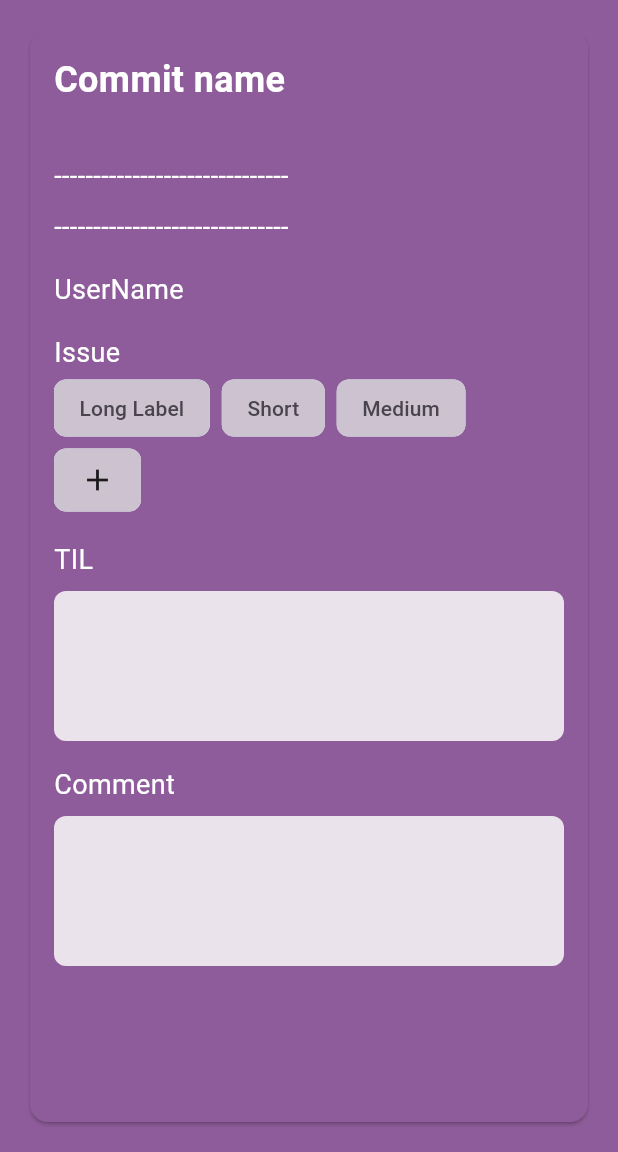
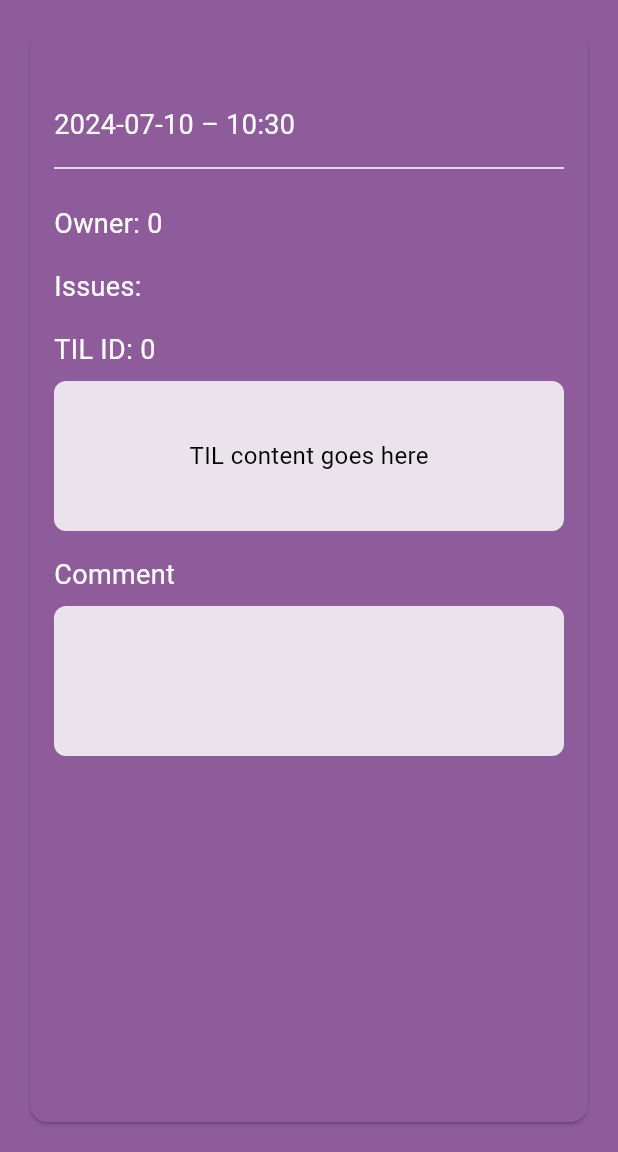
Before and after one commit to madcamp02/front, a Flutter app: the CommitDetailScreen screen opened directly with empty values, on a phone screen of 412 x 824 dp, the part 84-1236 px from its top. Run offline on Flutter 3.47's test engine with Material 3 defaults, Android fonts, the phone set to English and light mode, and no system bars; our stand-ins replace flutter_dotenv, tuple, uni_links.

Commit message:
LLLLLLLLLLLL2

```diff
--- a/lib/models/commit.dart
+++ b/lib/models/commit.dart
@@ -1,8 +1,37 @@
 class Commit {
-  final String name;
-  final String username;
-  final String date;
-  final String issue;
+  final int commitId;
+  final int aiLabeled;
+  final String commitMsg;
+  final DateTime commitDate;
+  final int? tilId;
+  final List<dynamic> issueIdList;
+  final int ownerGithubId;
+  final int repoGithubId;
+  final String commitGithubId;
 
-  Commit({required this.name, required this.username, required this.date, required this.issue});
+  Commit({
+    required this.commitId,
+    required this.aiLabeled,
+    required this.commitMsg,
+    required this.commitDate,
+    this.tilId,
+    required this.issueIdList,
+    required this.ownerGithubId,
+    required this.repoGithubId,
+    required this.commitGithubId,
+  });
+
+  factory Commit.fromJson(Map<String, dynamic> json) {
+    return Commit(
+      commitId: json['commit_id'],
+      aiLabeled: json['ai_labeled'],
+      commitMsg: json['commit_msg'],
+      commitDate: DateTime.parse(json['commit_date']),
+      tilId: json['til_id'],
+      issueIdList: json['issue_id_list'],
+      ownerGithubId: json['owner_github_id'],
+      repoGithubId: json['repo_github_id'],
+      commitGithubId: json['commit_github_id'],
+    );
+  }
 }
--- /dev/null
+++ b/lib/models/til.dart
@@ -0,0 +1,39 @@
+class TIL {
+  final int tilId;
+  final int userId;
+  final String tilContent;
+  final int commitId;
+  final String commitMsg;
+  final DateTime commitDate;
+
+  TIL({
+    required this.tilId,
+    required this.userId,
+    required this.tilContent,
+    required this.commitId,
+    required this.commitMsg,
+    required this.commitDate,
+  });
+
+  factory TIL.fromJson(Map<String, dynamic> json) {
+    return TIL(
+      tilId: json['til_id'],
+      userId: json['user_id'],
+      tilContent: json['til_content'],
+      commitId: json['commit_id'],
+      commitMsg: json['commit_msg'],
+      commitDate: DateTime.parse(json['commit_date']),
+    );
+  }
+
+  Map<String, dynamic> toJson() {
+    return {
+      'til_id': tilId,
+      'user_id': userId,
+      'til_content': tilContent,
+      'commit_id': commitId,
+      'commit_msg': commitMsg,
+      'commit_date': commitDate.toIso8601String(),
+    };
+  }
+}
--- a/lib/screens/commit_detail_screen.dart
+++ b/lib/screens/commit_detail_screen.dart
@@ -1,5 +1,6 @@
 import 'package:flutter/material.dart';
 import '../models/commit.dart';
+import 'package:intl/intl.dart'; // For formatting the date
 
 class CommitDetailScreen extends StatelessWidget {
   final Commit commit;
@@ -41,57 +42,37 @@ class CommitDetailScreen extends StatelessWidget {
               crossAxisAlignment: CrossAxisAlignment.start,
               children: [
                 Text(
-                  'Commit name',
+                  commit.commitMsg,
                   style: TextStyle(color: Colors.white, fontSize: 24, fontWeight: FontWeight.bold),
                 ),
                 Text(
-                  commit.date,
+                  DateFormat('yyyy-MM-dd – kk:mm').format(commit.commitDate),
                   style: TextStyle(color: Colors.white, fontSize: 18),
                 ),
                 SizedBox(height: 8),
+                Divider(color: Colors.white),
+                SizedBox(height: 16),
                 Text(
-                  '------------------------------',
-                  style: TextStyle(color: Colors.white, fontSize: 18),
-                ),
-                SizedBox(height: 8),
-                Text(
-                  '------------------------------',
+                  'Owner: ${commit.ownerGithubId}',
                   style: TextStyle(color: Colors.white, fontSize: 18),
                 ),
                 SizedBox(height: 16),
                 Text(
-                  'UserName',
-                  style: TextStyle(color: Colors.white, fontSize: 18),
-                ),
-                SizedBox(height: 16),
-                Text(
-                  'Issue',
+                  'Issues:',
                   style: TextStyle(color: Colors.white, fontSize: 18),
                 ),
                 Wrap(
                   spacing: 8.0,
-                  children: [
-                    Chip(
-                      label: Text('Long Label'),
+                  children: commit.issueIdList.map((issue) {
+                    return Chip(
+                      label: Text(issue.toString()),
                       backgroundColor: Color(0xFFCDC3D0),
-                    ),
-                    Chip(
-                      label: Text('Short'),
-                      backgroundColor: Color(0xFFCDC3D0),
-                    ),
-                    Chip(
-                      label: Text('Medium'),
-                      backgroundColor: Color(0xFFCDC3D0),
-                    ),
-                    Chip(
-                      label: Icon(Icons.add),
-                      backgroundColor: Color(0xFFCDC3D0),
-                    ),
-                  ],
+                    );
+                  }).toList(),
                 ),
                 SizedBox(height: 16),
                 Text(
-                  'TIL',
+                  'TIL ID: ${commit.tilId ?? 'None'}',
                   style: TextStyle(color: Colors.white, fontSize: 18),
                 ),
                 SizedBox(height: 8),
@@ -101,6 +82,12 @@ class CommitDetailScreen extends StatelessWidget {
                   decoration: BoxDecoration(
                     color: Color(0xFFEBE3EB),
                     borderRadius: BorderRadius.circular(8),
+                  ),
+                  child: Center(
+                    child: Text(
+                      'TIL content goes here', // This should be replaced with actual TIL content if available
+                      style: TextStyle(color: Colors.black, fontSize: 16),
+                    ),
                   ),
                 ),
                 SizedBox(height: 16),
--- a/lib/screens/login_page.dart
+++ b/lib/screens/login_page.dart
@@ -77,6 +77,7 @@ class _LoginPageState extends State<LoginPage> {
               onPressed: () async {
                 // Launch the GitHub authentication URL
                 const url = 'http://34.64.230.8:3000/auth/github';
+                //const url = 'http://localhost:3000/auth/github';
                 launchUrlString(url);
               },
               style: ElevatedButton.styleFrom(
--- a/lib/widgets/commit_card.dart
+++ b/lib/widgets/commit_card.dart
@@ -28,7 +28,7 @@ class CommitCard extends StatelessWidget {
             crossAxisAlignment: CrossAxisAlignment.start,
             children: [
               Text(
-                commit.name,
+                commit.commitMsg,
                 style: TextStyle(color: Colors.white, fontSize: 24, fontWeight: FontWeight.bold),
               ),
               SizedBox(height: 8),
@@ -38,31 +38,31 @@ class CommitCard extends StatelessWidget {
               ),
               SizedBox(height: 16),
               Text(
-                commit.username,
+                'Owner ID: ${commit.ownerGithubId}',
                 style: TextStyle(color: Colors.white, fontSize: 18),
               ),
               Text(
-                commit.date,
+                'Repo ID: ${commit.repoGithubId}',
+                style: TextStyle(color: Colors.white, fontSize: 18),
+              ),
+              Text(
+                'Commit Date: ${commit.commitDate}',
                 style: TextStyle(color: Colors.white, fontSize: 18),
               ),
               SizedBox(height: 16),
               Text(
-                'Issue',
+                'Issue IDs',
                 style: TextStyle(color: Colors.white, fontSize: 18),
               ),
               SizedBox(height: 8),
               Wrap(
                 spacing: 8.0,
-                children: [
-                  Chip(
-                    label: Text(commit.issue),
+                children: commit.issueIdList.map((issue) {
+                  return Chip(
+                    label: Text(issue.toString()),
                     backgroundColor: Color(0xFFCDC3D0),
-                  ),
-                  Chip(
-                    label: Text('Medium'),
-                    backgroundColor: Color(0xFFCDC3D0),
-                  ),
-                ],
+                  );
+                }).toList(),
               ),
             ],
           ),
--- a/lib/widgets/til_card.dart
+++ b/lib/widgets/til_card.dart
@@ -1,8 +1,8 @@
 import 'package:flutter/material.dart';
-import '../models/commit.dart';
+import '../models/til.dart';
 
 class TILCard extends StatelessWidget {
-  final Commit til;
+  final TIL til;
 
   TILCard({required this.til});
 
@@ -20,37 +20,17 @@ class TILCard extends StatelessWidget {
           crossAxisAlignment: CrossAxisAlignment.start,
           children: [
             Text(
-              'COMMIT TITLE',
+              til.commitMsg,
               style: TextStyle(color: Colors.white, fontSize: 24, fontWeight: FontWeight.bold),
             ),
             SizedBox(height: 8),
             Text(
-              'Date',
+              'Commit Date: ${til.commitDate}',
               style: TextStyle(color: Colors.white, fontSize: 18),
             ),
             SizedBox(height: 16),
             Text(
-              '-----------------------------',
-              style: TextStyle(color: Colors.white, fontSize: 18),
-            ),
-            SizedBox(height: 8),
-            Text(
-              '-----------------------------',
-              style: TextStyle(color: Colors.white, fontSize: 18),
-            ),
-            SizedBox(height: 8),
-            Text(
-              '-----------------------------',
-              style: TextStyle(color: Colors.white, fontSize: 18),
-            ),
-            SizedBox(height: 8),
-            Text(
-              '-----------------------------',
-              style: TextStyle(color: Colors.white, fontSize: 18),
-            ),
-            SizedBox(height: 8),
-            Text(
-              '-----------------------------',
+              til.tilContent,
               style: TextStyle(color: Colors.white, fontSize: 18),
             ),
             SizedBox(height: 16),
@@ -58,11 +38,11 @@ class TILCard extends StatelessWidget {
               spacing: 8.0,
               children: [
                 Chip(
-                  label: Text(til.issue),
+                  label: Text('Issue 1'), // Replace with actual issue data if available
                   backgroundColor: Color(0xFFCDC3D0),
                 ),
                 Chip(
-                  label: Text('Medium'),
+                  label: Text('Issue 2'), // Replace with actual issue data if available
                   backgroundColor: Color(0xFFCDC3D0),
                 ),
               ],
--- a/pubspec.yaml
+++ b/pubspec.yaml
@@ -35,14 +35,13 @@ dependencies:
   # The following adds the Cupertino Icons font to your application.
   # Use with the CupertinoIcons class for iOS style icons.
   cupertino_icons: ^1.0.6
-  flutter_webview_plugin: ^0.4.0
   flutter_web_auth: ^0.5.0
   http: ^1.2.1
-  webview_flutter: ^4.8.0
   uni_links: ^0.5.1
   url_launcher: ^6.3.0
   flutter_dotenv: ^5.1.0
   tuple: ^2.0.2
+  intl: ^0.19.0
 
 dev_dependencies:
   flutter_test:
```
Also changed, not shown: lib/screens/main_page.dart (+71 -7 lines), lib/screens/my_tils_screen.dart (+43 -6 lines), lib/screens/recent_commits_screen.dart (+46 -6 lines), lib/screens/repo_selection_page.dart (+21 -8 lines), pubspec.lock.
